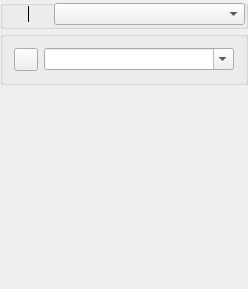
Qt form src/gui/objectmanipulator_q.ui (fwbuilder/fwbuilder) before a commit.
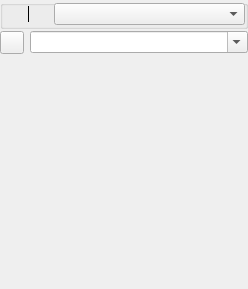
The same form after that commit. Icons and pictures are not drawn.

Commit message: Filter is now dynamic

```diff
--- a/src/gui/objectmanipulator_q.ui
+++ b/src/gui/objectmanipulator_q.ui
@@ -183,11 +183,7 @@
     </widget>
    </item>
    <item row="1" column="0">
-    <widget class="QGroupBox" name="groupBox">
-     <property name="title">
-      <string/>
-     </property>
-     <layout class="QHBoxLayout" name="horizontalLayout">
+    <layout class="QHBoxLayout" name="horizontalLayout_2">
       <item>
        <widget class="QToolButton" name="clearFilter">
         <property name="text">
@@ -207,7 +203,6 @@
        </widget>
       </item>
      </layout>
-    </widget>
    </item>
   </layout>
  </widget>
```
Lines whose indentation alone changed are shown as unchanged. The commit also changes 2 other files.
